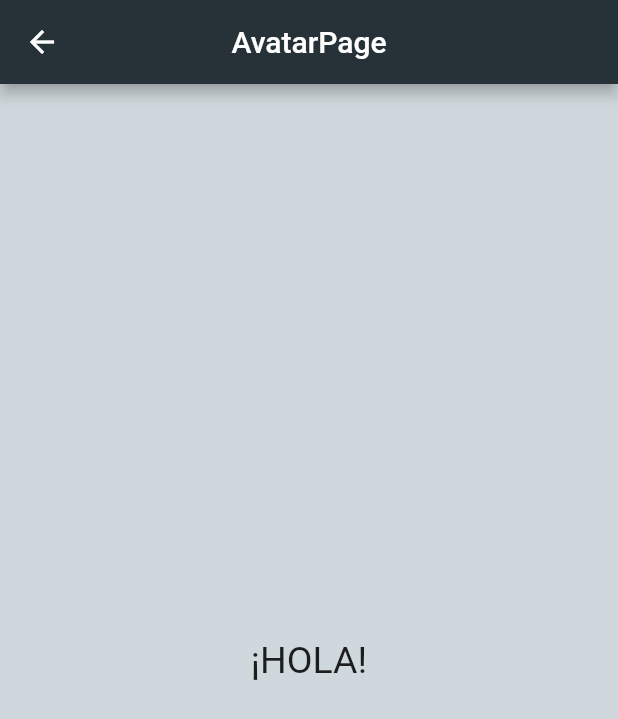
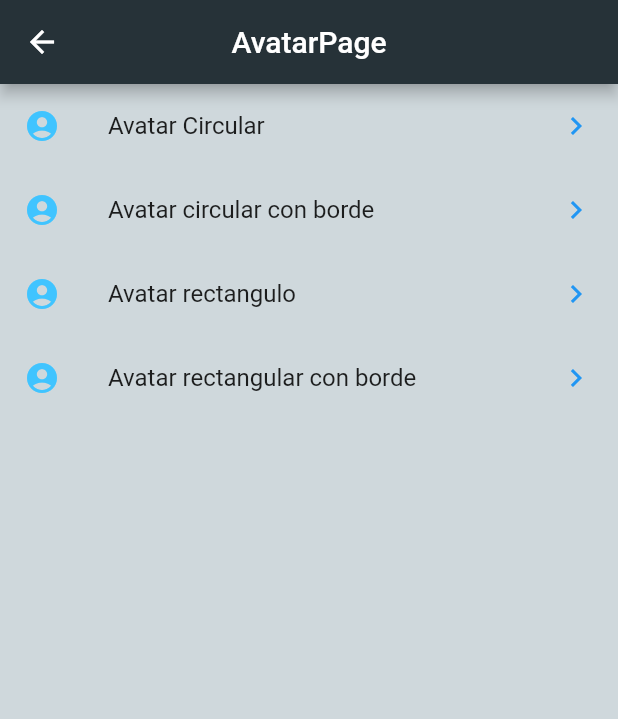
Before and after one commit to HugoAlanCastillo/FlutterCurso-Pages, a Flutter app: the AvatarPage screen opened by its route, on a phone screen of 412 x 824 dp. Shown: the top 719 px of the screen. Run offline on Flutter 3.47's test engine with Material 2 defaults, Android fonts, the phone set to English and light mode, and no system bars; our stand-ins replace fluttertoast; missing offline and left inert: avatar_view.

Commit message:
version 9

```diff
--- a/lib/main.dart
+++ b/lib/main.dart
@@ -3,6 +3,10 @@ import 'package:flutter_application_widgets/src/pages/home_page.dart';
 import 'package:flutter_application_widgets/src/pages/alert_page.dart';
 import 'package:flutter_application_widgets/src/pages/avatar_page.dart';
 import 'package:flutter_application_widgets/src/pages/card_page.dart';
+import 'package:flutter_application_widgets/src/avatars/circuleAvatar.dart';
+import 'package:flutter_application_widgets/src/avatars/circuleConBorder.dart';
+import 'package:flutter_application_widgets/src/avatars/regtangular.dart';
+import 'package:flutter_application_widgets/src/avatars/regtangularBorde.dart';
 
 void main() => runApp(MyApp());
 
@@ -17,6 +21,11 @@ class MyApp extends StatelessWidget {
         'avatar': (BuildContext context) => AvatarPage(),
         'alert': (BuildContext context) => AlertPage(),
         'card': (BuildContext context) => CardPage(),
+        'avatar/circular': (BuildContext context) => CircularAvatar(),
+        'avatar/circularBorde': (BuildContext context) => CircularBordeAvatar(),
+        'avatar/rectangulo': (BuildContext context) => RectanguloAvatar(),
+        'avatar/rectanguloBorde': (BuildContext context) =>
+            RectanguloBordeAvatar(),
       },
       initialRoute: '/alert',
     );
--- a/lib/src/pages/alert_page.dart
+++ b/lib/src/pages/alert_page.dart
@@ -180,7 +180,7 @@ class AlertPage extends StatelessWidget {
                           Navigator.push(
                             context,
                             MaterialPageRoute(
-                                builder: (context) => GuardarPage(_texto)),
+                                builder: (context) => SavePage(_texto)),
                           );
                         },
                         child: Text(
--- a/lib/src/pages/avatar_page.dart
+++ b/lib/src/pages/avatar_page.dart
@@ -11,12 +11,74 @@ class AvatarPage extends StatelessWidget {
           title: Text('AvatarPage'),
           backgroundColor: Colors.blueGrey[900],
           centerTitle: true),
-      body: Center(
-        child: Text(
-          '¡HOLA!',
-          style: TextStyle(fontSize: 25.0),
-        ),
-      ),
+      body: (ListView(
+        children: [
+          Container(
+            child: ListTile(
+              title: Text('Avatar Circular'),
+              leading: Icon(
+                Icons.account_circle,
+                color: Colors.lightBlueAccent,
+              ),
+              trailing: Icon(
+                Icons.keyboard_arrow_right_sharp,
+                color: Colors.blue,
+              ),
+              onTap: () {
+                Navigator.of(context).pushNamed('avatar/circular');
+              },
+            ),
+          ),
+          Container(
+            child: ListTile(
+              title: Text('Avatar circular con borde'),
+              leading: Icon(
+                Icons.account_circle,
+                color: Colors.lightBlueAccent,
+              ),
+              trailing: Icon(
+                Icons.keyboard_arrow_right_sharp,
+                color: Colors.blue,
+              ),
+              onTap: () {
+                Navigator.of(context).pushNamed('avatar/circularBorde');
+              },
+            ),
+          ),
+          Container(
+            child: ListTile(
+              title: Text('Avatar rectangulo'),
+              leading: Icon(
+                Icons.account_circle,
+                color: Colors.lightBlueAccent,
+              ),
+              trailing: Icon(
+                Icons.keyboard_arrow_right_sharp,
+                color: Colors.blue,
+              ),
+              onTap: () {
+                Navigator.of(context).pushNamed('avatar/rectangulo');
+              },
+            ),
+          ),
+          Container(
+            child: ListTile(
+              title: Text('Avatar rectangular con borde'),
+              leading: Icon(
+                Icons.account_circle,
+                color: Colors.lightBlueAccent,
+              ),
+              trailing: Icon(
+                Icons.keyboard_arrow_right_sharp,
+                color: Colors.blue,
+              ),
+              onTap: () {
+                Navigator.of(context).pushNamed('avatar/rectanguloBorde');
+              },
+            ),
+          ),
+        ],
+      )),
     );
   }
 }
--- a/lib/src/pages/card_page.dart
+++ b/lib/src/pages/card_page.dart
@@ -53,7 +53,7 @@ class CardPage extends StatelessWidget {
         children: <Widget>[
           Image(
             image: NetworkImage(
-                'https://www.ambientum.com/wp-content/uploads/2019/10/montanas-atardecer-696x464.jpg'),
+                'https://services.meteored.com/img/article/felicidades-hoy-es-el-dia-internacional-de-las-montanas-222501-1_768.jpeg'),
           ),
           Container(
             padding: EdgeInsets.all(30),
```
Also changed, not shown: lib/src/avatars/circuleAvatar.dart (added, +37 -0 lines), lib/src/avatars/circuleConBorder.dart (added, +39 -0 lines), lib/src/avatars/regtangular.dart (added, +37 -0 lines), lib/src/avatars/regtangularBorde.dart (added, +38 -0 lines), lib/src/pages/save_page.dart (+9 -11 lines), pubspec.yaml (+4 -6 lines), pubspec.lock.
